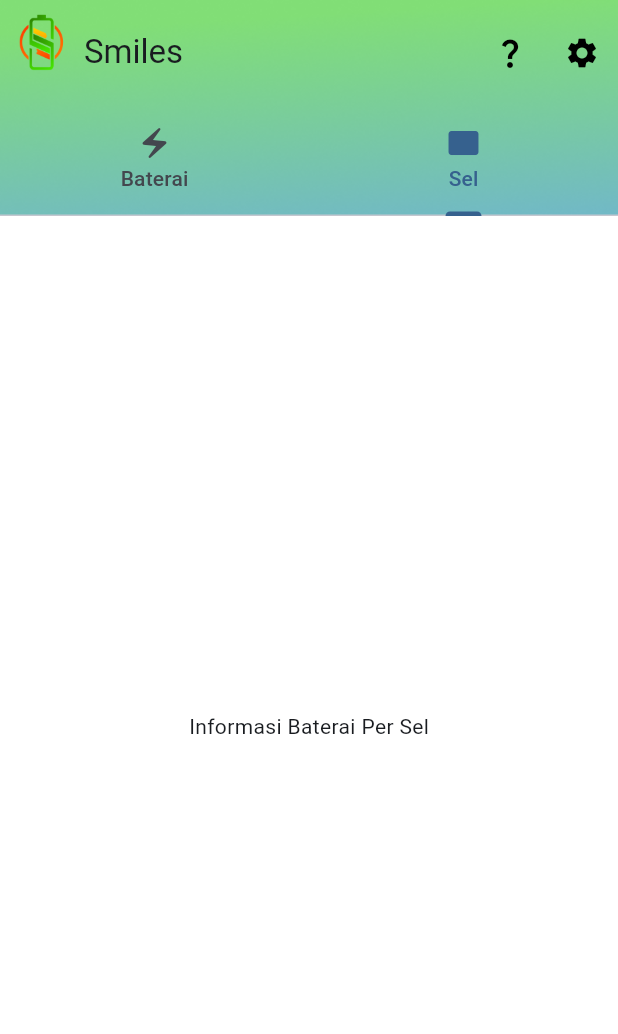
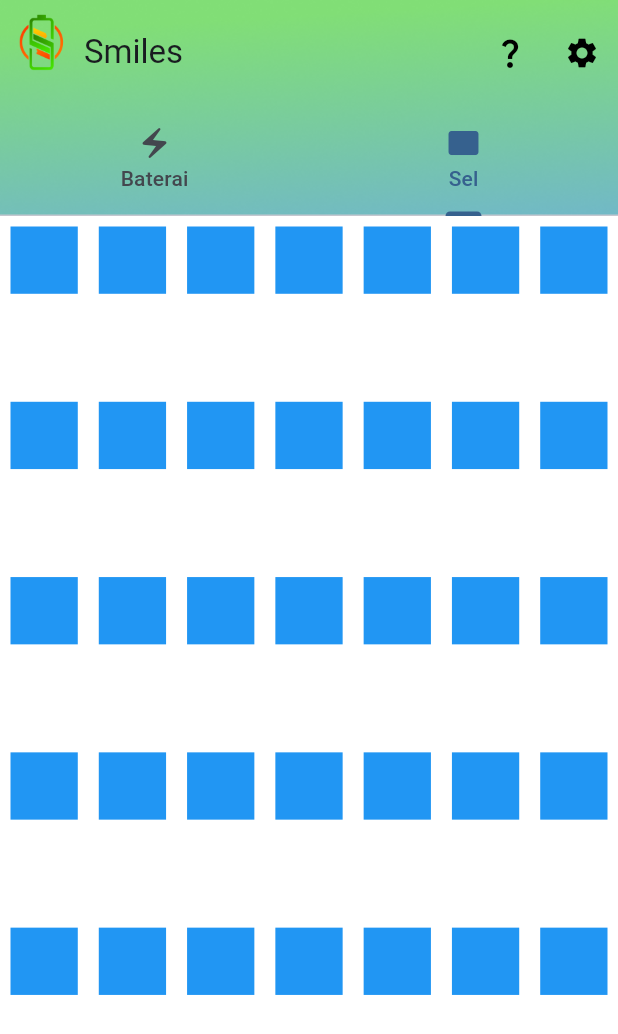
Before and after one commit to iamahmadzidan/smilesbeta00, a Flutter app: the screen it shows after launch, tab 2 chosen, on a phone screen of 412 x 824 dp. Shown: the top 1034 px of the screen. Run offline on Flutter 3.47's test engine with Material 3 defaults, Android fonts, the phone set to English and light mode, and no system bars.

Commit message:
membuat 35 kotak (7 kolom, 5 baris) di halaman sel

```diff
--- a/lib/halaman/batterycellpage.dart
+++ b/lib/halaman/batterycellpage.dart
@@ -1,3 +1,4 @@
+// ignore_for_file: prefer_const_constructors
 import 'package:flutter/material.dart';
 
 class MyBatteryCellPage extends StatelessWidget {
@@ -5,8 +6,35 @@ class MyBatteryCellPage extends StatelessWidget {
 
   @override
   Widget build(BuildContext context) {
-   return const Center(
-      child: Text('Informasi Baterai Per Sel'),
+    return Center(
+      child: GridView.count(
+        mainAxisSpacing: 58,
+        crossAxisCount: 7,
+        childAspectRatio: 1,
+        children: [
+          for (int i = 0; i < 35; i++) // Looping 35 kali
+            InkWell(
+              onTap: () {
+                showDialog(
+                    context: context,
+                    builder: (BuildContext context) {
+                      return AlertDialog(
+                          title: Text('Normal'),
+                          content: Text(
+                            'Tegangan 4 V\nArus 2 A\n',
+                            textAlign: TextAlign.center,
+                          ));
+                    });
+              },
+              child: Container(
+                height: 41,
+                width: 41,
+                color: Colors.blue, // Warna kotak
+                margin: EdgeInsets.all(7), // Jarak antar kotak
+              ),
+            ),
+        ],
+      ),
     );
   }
 }
--- a/lib/halaman/home.dart
+++ b/lib/halaman/home.dart
@@ -41,16 +41,17 @@ class MyHome extends StatelessWidget {
                   Tab(
                     icon: Icon(Icons.rectangle_rounded),
                     text: 'Sel',
-                )]
-
+                  )
+                ],
               )),
           body: const TabBarView(
             children: [
-              // Halaman 1 (Kesehatan Keseluruhan Baterai)
+              //halaman 1
               Center(
                 child: Text('Halaman 1: Kesehatan Keseluruhan Baterai'),
               ),
-              MyBatteryCellPage(), // Panggil widget dari file terpisah
+              //halaman 2
+              MyBatteryCellPage(),
             ],
           ),
         ));
--- a/lib/main.dart
+++ b/lib/main.dart
@@ -1,5 +1,6 @@
 import 'package:flutter/material.dart';
 import 'package:smilesbeta00/halaman/home.dart';
+
 
 void main() {
   runApp(const MyApp());
```
Lines whose indentation alone changed are shown as unchanged.
